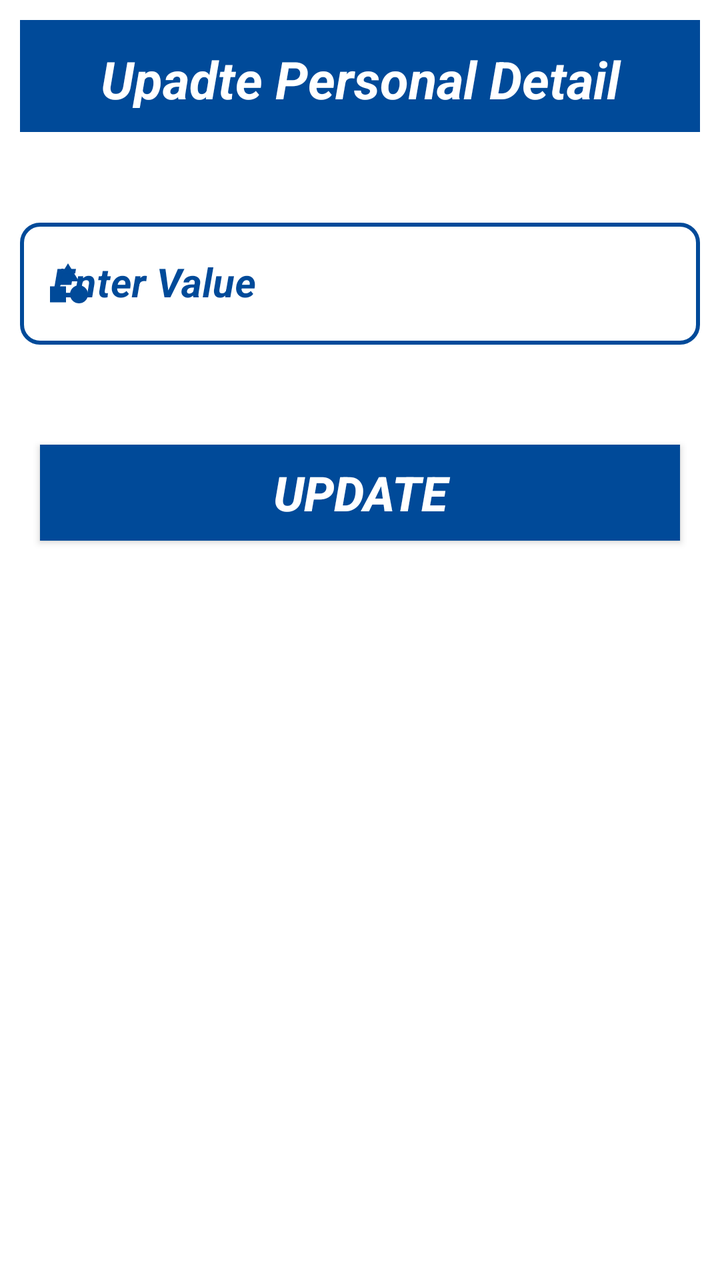
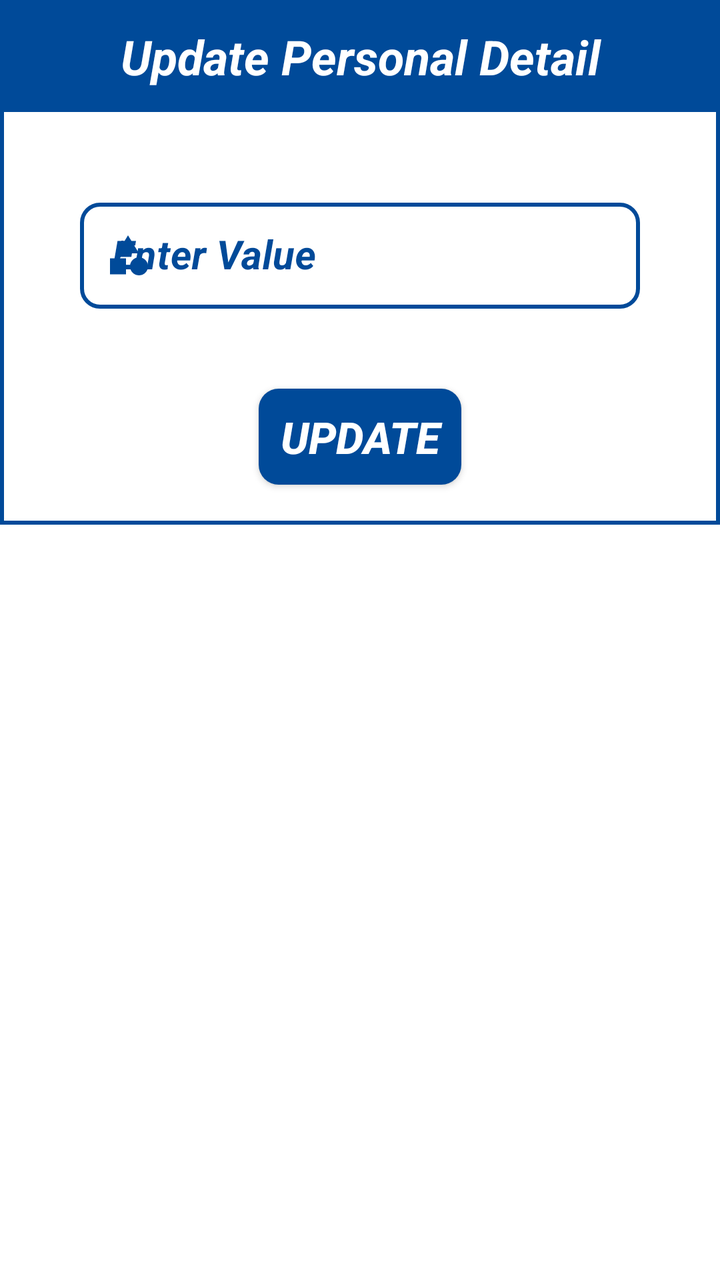

An Android layout rendered at two revisions. The XML below is the earlier revision; the diff shows what the commit changed to produce the second picture.
<!-- AndroidManifest.xml: application theme AppTheme -->
<!-- res/layout/personal_details_updater.xml -->
<?xml version="1.0" encoding="utf-8"?>
<ScrollView xmlns:android="http://schemas.android.com/apk/res/android"
    android:layout_width="match_parent"
    android:layout_height="match_parent">

    <LinearLayout xmlns:app="http://schemas.android.com/apk/res-auto"
        android:layout_width="match_parent"
        android:layout_height="wrap_content"
        android:background="@color/white"
        android:orientation="vertical"
        android:padding="10dp">

        <TextView
            android:layout_width="match_parent"
            android:layout_height="56dp"
            android:background="@color/background"
            android:padding="12dp"
            android:text="@string/upadte_personal_detail"
            android:textAlignment="center"
            android:textColor="@color/white"
            android:textSize="26sp"
            android:textStyle="bold|italic" />

        <com.google.android.material.textfield.TextInputLayout
            android:id="@+id/personalValueUpdateLayout"
            style="@style/Widget.MaterialComponents.TextInputLayout.OutlinedBox"
            android:layout_width="match_parent"
            android:layout_height="wrap_content"
            android:layout_marginTop="40dp"
            android:layout_marginBottom="40dp"
            android:hint="@string/enter_value"
            android:textColorHint="@color/background"
            android:theme="@style/ThemeOverlay.AppTheme.TextInputEditText.Outlined"
            app:boxCornerRadiusBottomEnd="10dp"
            app:boxCornerRadiusBottomStart="10dp"
            app:boxCornerRadiusTopEnd="10dp"
            app:boxCornerRadiusTopStart="10dp"
            app:boxStrokeColor="@color/grey"
            app:boxStrokeWidth="2dp"
            app:boxStrokeWidthFocused="2dp"
            app:errorTextColor="@color/red"
            app:hintTextColor="@color/background"
            app:layout_constraintEnd_toEndOf="@+id/personalNameLayout"
            app:layout_constraintStart_toStartOf="@+id/personalNameLayout"
            app:layout_constraintTop_toBottomOf="@+id/personalNameLayout"
            app:startIconDrawable="@drawable/ic_category"
            app:startIconTint="@color/background">

            <com.google.android.material.textfield.TextInputEditText
                android:id="@+id/personalValueUpdate"
                android:layout_width="match_parent"
                android:layout_height="wrap_content"
                android:imeOptions="actionSend"
                android:inputType="textCapWords"
                android:textColor="@color/background"
                android:textCursorDrawable="@drawable/color_cursor"
                android:textSize="20sp"
                android:textStyle="bold|italic" />
        </com.google.android.material.textfield.TextInputLayout>

        <androidx.appcompat.widget.AppCompatButton
            android:id="@+id/personalUpdateBtn"
            android:layout_width="match_parent"
            android:layout_height="wrap_content"
            android:layout_margin="10dp"
            android:background="@color/background"
            android:text="@string/update"
            android:textColor="@color/white"
            android:textSize="24sp"
            android:textStyle="bold|italic" />

    </LinearLayout>
</ScrollView>
<!-- resources referenced by this layout -->
<resources>
  <color name="background">#004A99</color>
  <color name="grey">#808080</color>
  <color name="red">#FF0000</color>
  <color name="white">#FFFFFFFF</color>
  <!-- drawable color_cursor (drawable) -->
  <?xml version="1.0" encoding="utf-8"?>
  <shape xmlns:android="http://schemas.android.com/apk/res/android"
      android:shape="rectangle">
      <size android:width="2dp" />
      <solid android:color="@color/background" />
  </shape>
  <!-- drawable ic_category (drawable) -->
  <vector android:height="24dp" android:tint="#FFFFFF"
      android:viewportHeight="24" android:viewportWidth="24"
      android:width="24dp" xmlns:android="http://schemas.android.com/apk/res/android">
      <path android:fillColor="@android:color/white" android:pathData="M12,2l-5.5,9h11z"/>
      <path android:fillColor="@android:color/white" android:pathData="M17.5,17.5m-4.5,0a4.5,4.5 0,1 1,9 0a4.5,4.5 0,1 1,-9 0"/>
      <path android:fillColor="@android:color/white" android:pathData="M3,13.5h8v8H3z"/>
  </vector>
  <string name="enter_value">Enter Value</string>
  <string name="upadte_personal_detail">Upadte Personal Detail</string>
  <string name="update">Update</string>
  <style name="ThemeOverlay.AppTheme.TextInputEditText.Outlined" parent="">
          <item name="colorControlActivated">@color/background</item>
      </style>
  <style name="AppTheme" parent="Theme.MaterialComponents.Light.DarkActionBar">
          
          
          
          <item name="colorPrimary">@color/background</item>
          <item name="colorPrimaryDark">@color/background</item>
          <item name="colorAccent">@color/background</item>
          
          <item name="colorSurface">@color/background</item>
          
          <item name="android:itemTextAppearance">@style/OptionsMenuStyle</item>
      </style>
  <style name="OptionsMenuStyle" parent="@style/TextAppearance.AppCompat.Widget.ActionBar.Title">
          <item name="android:textColor">@color/background</item>
          <item name="android:textStyle">italic|bold</item>
          <item name="android:textSize">15sp</item>
      </style>
</resources>

<!-- the commit's change to res/layout/personal_details_updater.xml (unified diff, before → after) -->
@@ -1,24 +1,24 @@
 <?xml version="1.0" encoding="utf-8"?>
 <ScrollView xmlns:android="http://schemas.android.com/apk/res/android"
+    xmlns:tools="http://schemas.android.com/tools"
     android:layout_width="match_parent"
     android:layout_height="match_parent">
 
     <LinearLayout xmlns:app="http://schemas.android.com/apk/res-auto"
         android:layout_width="match_parent"
         android:layout_height="wrap_content"
-        android:background="@color/white"
-        android:orientation="vertical"
-        android:padding="10dp">
+        android:background="@drawable/layout_border"
+        android:orientation="vertical">
 
         <TextView
             android:layout_width="match_parent"
             android:layout_height="56dp"
             android:background="@color/background"
             android:padding="12dp"
-            android:text="@string/upadte_personal_detail"
+            android:text="@string/update_personal_detail"
             android:textAlignment="center"
             android:textColor="@color/white"
-            android:textSize="26sp"
+            android:textSize="24sp"
             android:textStyle="bold|italic" />
 
         <com.google.android.material.textfield.TextInputLayout
@@ -26,8 +26,7 @@
             style="@style/Widget.MaterialComponents.TextInputLayout.OutlinedBox"
             android:layout_width="match_parent"
             android:layout_height="wrap_content"
-            android:layout_marginTop="40dp"
-            android:layout_marginBottom="40dp"
+            android:layout_margin="40dp"
             android:hint="@string/enter_value"
             android:textColorHint="@color/background"
             android:theme="@style/ThemeOverlay.AppTheme.TextInputEditText.Outlined"
@@ -40,9 +39,6 @@
             app:boxStrokeWidthFocused="2dp"
             app:errorTextColor="@color/red"
             app:hintTextColor="@color/background"
-            app:layout_constraintEnd_toEndOf="@+id/personalNameLayout"
-            app:layout_constraintStart_toStartOf="@+id/personalNameLayout"
-            app:layout_constraintTop_toBottomOf="@+id/personalNameLayout"
             app:startIconDrawable="@drawable/ic_category"
             app:startIconTint="@color/background">
 
@@ -60,14 +56,16 @@
 
         <androidx.appcompat.widget.AppCompatButton
             android:id="@+id/personalUpdateBtn"
-            android:layout_width="match_parent"
+            android:layout_width="wrap_content"
             android:layout_height="wrap_content"
-            android:layout_margin="10dp"
-            android:background="@color/background"
-            android:text="@string/update"
+            android:layout_gravity="center"
+            android:layout_marginBottom="10dp"
+            android:background="@drawable/button_background"
+            android:text="  Update  "
             android:textColor="@color/white"
-            android:textSize="24sp"
-            android:textStyle="bold|italic" />
+            android:textSize="22sp"
+            android:textStyle="bold|italic"
+            tools:ignore="HardcodedText" />
 
     </LinearLayout>
 </ScrollView>
<!-- resource entries referenced after the edit -->
@@ -4,6 +4,17 @@
   <color name="grey">#808080</color>
   <color name="red">#FF0000</color>
   <color name="white">#FFFFFFFF</color>
+  <!-- drawable button_background (drawable) -->
+  <?xml version="1.0" encoding="utf-8"?>
+  <ripple xmlns:android="http://schemas.android.com/apk/res/android"
+      android:color="@color/white">
+      <item>
+          <shape android:shape="rectangle">
+              <solid android:color="@color/background" />
+              <corners android:radius="10dp" />
+          </shape>
+      </item>
+  </ripple>
   <!-- drawable color_cursor (drawable) -->
   <?xml version="1.0" encoding="utf-8"?>
   <shape xmlns:android="http://schemas.android.com/apk/res/android"
@@ -19,10 +30,18 @@
       <path android:fillColor="@android:color/white" android:pathData="M17.5,17.5m-4.5,0a4.5,4.5 0,1 1,9 0a4.5,4.5 0,1 1,-9 0"/>
       <path android:fillColor="@android:color/white" android:pathData="M3,13.5h8v8H3z"/>
   </vector>
+  <!-- drawable layout_border (drawable) -->
+  <?xml version="1.0" encoding="UTF-8"?>
+  <shape xmlns:android="http://schemas.android.com/apk/res/android"
+      android:shape="rectangle">
+      <padding android:bottom="10dp" />
+      <stroke
+          android:width="2dp"
+          android:color="@color/background" />
+  </shape>
   <string name="enter_value">Enter Value</string>
-  <string name="upadte_personal_detail">Upadte Personal Detail</string>
-  <string name="update">Update</string>
-  <style name="ThemeOverlay.AppTheme.TextInputEditText.Outlined" parent="">
+  <string name="update_personal_detail">Update Personal Detail</string>
+  <style name="ThemeOverlay.AppTheme.TextInputEditText.Outlined" parent="Widget.MaterialComponents.TextInputLayout.OutlinedBox.Dense">
           <item name="colorControlActivated">@color/background</item>
       </style>
   <style name="AppTheme" parent="Theme.MaterialComponents.Light.DarkActionBar">
